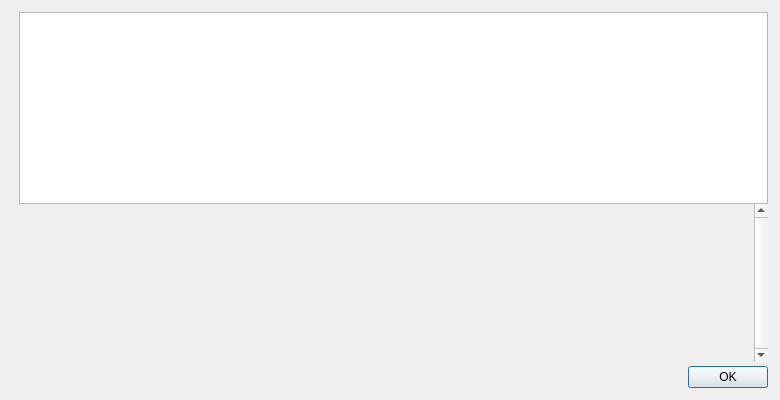
This is src/qt/forms/helpmessagedialog.ui in koyotecoin/koyotecoin as Qt 5 draws it before an edit. The edited form follows.
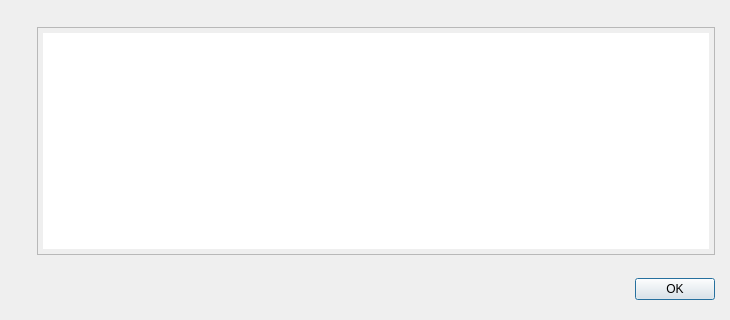
This is the edited form. Icons and pictures are not drawn.

Commit message: koyotecoin: add icons and fix ui form - qt/forms/helpmessagedialog.ui, qt/utilitydialog.cpp

```diff
--- a/src/qt/forms/helpmessagedialog.ui
+++ b/src/qt/forms/helpmessagedialog.ui
@@ -6,8 +6,8 @@
    <rect>
     <x>0</x>
     <y>0</y>
-    <width>780</width>
-    <height>400</height>
+    <width>730</width>
+    <height>320</height>
    </rect>
   </property>
   <layout class="QHBoxLayout" name="horizontalLayout_2">
@@ -27,15 +27,49 @@
     <number>12</number>
    </property>
    <item>
-    <layout class="QVBoxLayout" name="verticalLayoutLogo" stretch="0,0">
+    <layout class="QVBoxLayout" name="verticalLayoutLogo" stretch="0">
      <property name="leftMargin">
       <number>0</number>
      </property>
      <property name="topMargin">
-      <number>4</number>
+      <number>0</number>
      </property>
      <property name="rightMargin">
       <number>0</number>
+     </property>
+     <item>
+      <widget class="QGroupBox" name="groupBox">
+       <property name="styleSheet">
+        <string notr="true">QGroupBox#groupBox_2 {border:0;}
+QGroupBox#groupBox_3 {border:0;}
+QGroupBox#groupBox {border:0;}</string>
+       </property>
+       <property name="title">
+        <string/>
+       </property>
+       <property name="flat">
+        <bool>true</bool>
+       </property>
+       <layout class="QVBoxLayout" name="verticalLayout_3">
+        <property name="leftMargin">
+         <number>0</number>
+        </property>
+        <property name="topMargin">
+         <number>0</number>
+        </property>
+        <property name="rightMargin">
+         <number>0</number>
+        </property>
+        <property name="bottomMargin">
+         <number>0</number>
+        </property>
+        <item>
+         <layout class="QVBoxLayout" name="verticalLayout_2">
+          <property name="spacing">
+           <number>20</number>
+          </property>
+          <property name="bottomMargin">
+           <number>35</number>
      </property>
      <item>
       <widget class="QLabel" name="aboutLogo">
@@ -58,83 +92,151 @@
         <bool>true</bool>
        </property>
        <property name="alignment">
-        <set>Qt::AlignLeading|Qt::AlignLeft|Qt::AlignTop</set>
+             <set>Qt::AlignCenter</set>
+            </property>
+            <property name="margin">
+             <number>1</number>
        </property>
       </widget>
      </item>
      <item>
-      <widget class="QFrame" name="frame">
-       <property name="frameShape">
-        <enum>QFrame::NoFrame</enum>
-       </property>
-       <property name="frameShadow">
-        <enum>QFrame::Raised</enum>
-       </property>
+           <widget class="QLabel" name="aboutLogoHowloshi">
+            <property name="sizePolicy">
+             <sizepolicy hsizetype="Preferred" vsizetype="Ignored">
+              <horstretch>0</horstretch>
+              <verstretch>0</verstretch>
+             </sizepolicy>
+            </property>
+            <property name="maximumSize">
+             <size>
+              <width>100</width>
+              <height>100</height>
+             </size>
+            </property>
+            <property name="text">
+             <string/>
+            </property>
+            <property name="pixmap">
+             <pixmap resource="../koyotecoin.qrc">:/icons/howloshi</pixmap>
+            </property>
+            <property name="scaledContents">
+             <bool>true</bool>
+            </property>
+            <property name="alignment">
+             <set>Qt::AlignCenter</set>
+            </property>
+            <property name="wordWrap">
+             <bool>false</bool>
+            </property>
+            <property name="margin">
+             <number>1</number>
+            </property>
+           </widget>
+          </item>
+         </layout>
+        </item>
+       </layout>
       </widget>
      </item>
     </layout>
    </item>
    <item>
     <layout class="QVBoxLayout" name="verticalLayout">
+     <property name="spacing">
+      <number>0</number>
+     </property>
      <item>
-      <widget class="QTextEdit" name="helpMessage">
+      <widget class="QGroupBox" name="groupBox_2">
+       <property name="styleSheet">
+        <string notr="true">QGroupBox#groupBox_2 {border:0;}
+QGroupBox#groupBox_3 {border:0;}
+QGroupBox#groupBox {border:0;}</string>
+       </property>
+       <property name="title">
+        <string/>
+       </property>
+       <property name="flat">
+        <bool>true</bool>
+       </property>
+       <layout class="QVBoxLayout" name="verticalLayout_5">
+        <property name="spacing">
+         <number>6</number>
+        </property>
+        <property name="rightMargin">
+         <number>0</number>
+        </property>
+        <item>
+         <layout class="QVBoxLayout" name="verticalLayout_4">
+          <item>
+           <widget class="QTextEdit" name="aboutMessage">
+            <property name="maximumSize">
+             <size>
+              <width>16777215</width>
+              <height>16777215</height>
+             </size>
+            </property>
+            <property name="styleSheet">
+             <string notr="true">QTextEdit#aboutMessage { padding-left:5; padding-top:5; padding-bottom:5; padding-right:5}</string>
+            </property>
+            <property name="frameShadow">
+             <enum>QFrame::Plain</enum>
+            </property>
+            <property name="lineWidth">
+             <number>1</number>
+            </property>
+            <property name="lineWrapMode">
+             <enum>QTextEdit::WidgetWidth</enum>
+            </property>
        <property name="readOnly">
         <bool>true</bool>
        </property>
-      </widget>
-     </item>
-     <item>
-      <widget class="QScrollArea" name="scrollArea">
-       <property name="frameShape">
-        <enum>QFrame::NoFrame</enum>
-       </property>
-       <property name="verticalScrollBarPolicy">
-        <enum>Qt::ScrollBarAlwaysOn</enum>
-       </property>
-       <property name="widgetResizable">
-        <bool>true</bool>
-       </property>
-       <widget class="QWidget" name="scrollAreaWidgetContents">
-        <layout class="QVBoxLayout" name="verticalLayout_2">
-         <item>
-          <widget class="QLabel" name="aboutMessage">
-           <property name="cursor">
-            <cursorShape>IBeamCursor</cursorShape>
-           </property>
-           <property name="textFormat">
-            <enum>Qt::PlainText</enum>
-           </property>
-           <property name="alignment">
-            <set>Qt::AlignLeading|Qt::AlignLeft|Qt::AlignTop</set>
-           </property>
-           <property name="openExternalLinks">
-            <bool>true</bool>
-           </property>
            <property name="textInteractionFlags">
-            <set>Qt::LinksAccessibleByMouse|Qt::TextSelectableByKeyboard|Qt::TextSelectableByMouse</set>
-           </property>
+             <set>Qt::TextBrowserInteraction</set>
+            </property>
+            <property name="placeholderText">
+             <string/>
+            </property>
           </widget>
          </item>
         </layout>
-       </widget>
-      </widget>
+        </item>
+       </layout>
+      </widget>
      </item>
      <item>
-      <spacer name="verticalSpacer">
-       <property name="orientation">
-        <enum>Qt::Vertical</enum>
+      <widget class="QGroupBox" name="groupBox_3">
+       <property name="styleSheet">
+        <string notr="true">QGroupBox#groupBox_2 {border:0;}
+QGroupBox#groupBox_3 {border:0;}
+QGroupBox#groupBox {border:0;}</string>
        </property>
-       <property name="sizeType">
-        <enum>QSizePolicy::Fixed</enum>
+       <property name="title">
+        <string/>
        </property>
-       <property name="sizeHint" stdset="0">
-        <size>
-         <width>4</width>
-         <height>4</height>
-        </size>
+       <property name="flat">
+        <bool>true</bool>
        </property>
-      </spacer>
-     </item>
+       <layout class="QVBoxLayout" name="verticalLayout_7">
+        <property name="spacing">
+         <number>10</number>
+        </property>
+        <property name="leftMargin">
+         <number>9</number>
+        </property>
+        <property name="topMargin">
+         <number>5</number>
+        </property>
+        <property name="rightMargin">
+         <number>0</number>
+        </property>
+        <property name="bottomMargin">
+         <number>5</number>
+        </property>
+        <item>
+         <layout class="QVBoxLayout" name="verticalLayout_6">
+          <property name="spacing">
+           <number>10</number>
+          </property>
      <item>
       <widget class="QDialogButtonBox" name="okButton">
        <property name="orientation">
@@ -143,6 +245,11 @@
        <property name="standardButtons">
         <set>QDialogButtonBox::Ok</set>
        </property>
+           </widget>
+          </item>
+         </layout>
+        </item>
+       </layout>
       </widget>
      </item>
     </layout>
```
Lines whose indentation alone changed are shown as unchanged. The commit also changes 5 other files.
